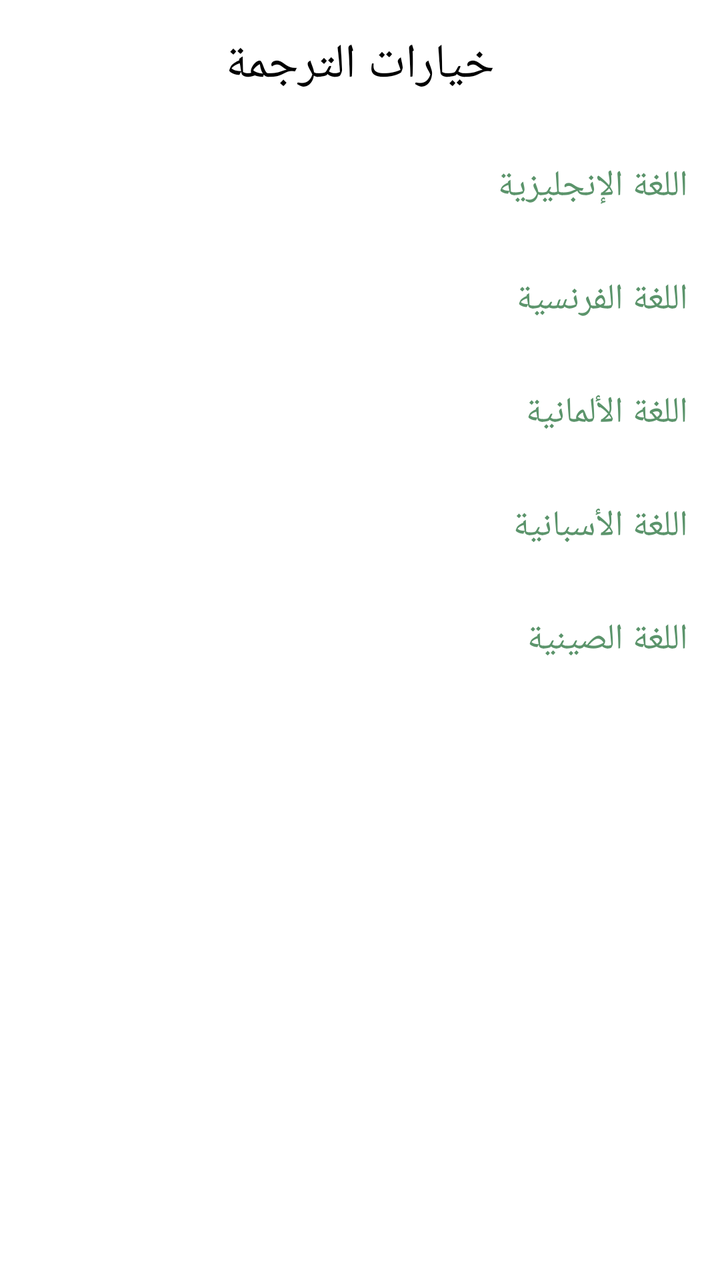
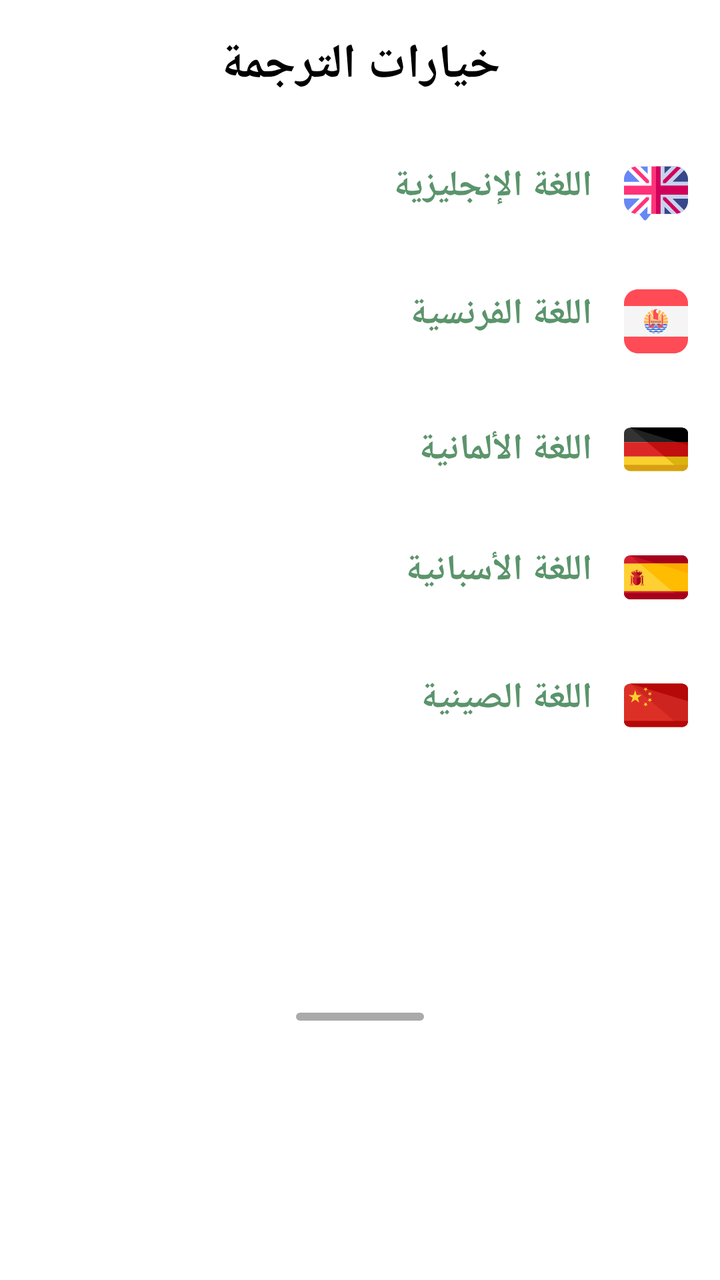

An Android layout rendered at two revisions. The XML below is the earlier revision; the diff shows what the commit changed to produce the second picture.
<!-- AndroidManifest.xml: application theme AppTheme -->
<!-- res/layout/layout_translation_options_bottom_sheet.xml -->
<?xml version="1.0" encoding="utf-8"?>
<androidx.constraintlayout.widget.ConstraintLayout xmlns:android="http://schemas.android.com/apk/res/android"
    xmlns:app="http://schemas.android.com/apk/res-auto"
    android:id="@+id/bottomsheet"
    android:layout_width="match_parent"
    android:layout_height="wrap_content">

    <com.google.android.material.textview.MaterialTextView
        android:id="@+id/title"
        android:layout_width="0dp"
        android:layout_height="wrap_content"
        android:gravity="center"
        android:paddingVertical="@dimen/vertical_margin_16"
        android:text="@string/translation_options"
        android:textColor="@android:color/black"
        android:textSize="@dimen/text_size_24"
        app:layout_constraintEnd_toEndOf="parent"
        app:layout_constraintStart_toStartOf="parent"
        app:layout_constraintTop_toTopOf="parent" />

    <com.google.android.material.textview.MaterialTextView
        android:id="@+id/english"
        android:layout_width="0dp"
        android:layout_height="wrap_content"
        android:background="@drawable/custom_ripple_color"
        android:paddingHorizontal="@dimen/vertical_margin_16"
        android:paddingVertical="@dimen/vertical_margin_16"
        android:text="@string/english"
        android:textColor="@color/colorPrimary"
        android:textSize="@dimen/text_size_18"
        app:layout_constraintEnd_toEndOf="parent"
        app:layout_constraintStart_toStartOf="parent"
        app:layout_constraintTop_toBottomOf="@+id/title" />

    <androidx.appcompat.widget.AppCompatTextView
        android:id="@+id/french"
        android:layout_width="0dp"
        android:layout_height="wrap_content"
        android:background="@drawable/custom_ripple_color"
        android:paddingHorizontal="@dimen/vertical_margin_16"
        android:paddingVertical="@dimen/vertical_margin_16"
        android:text="@string/french"
        android:textColor="@color/colorPrimary"
        android:textSize="@dimen/text_size_18"
        app:layout_constraintEnd_toEndOf="parent"
        app:layout_constraintStart_toStartOf="parent"
        app:layout_constraintTop_toBottomOf="@+id/english" />

    <com.google.android.material.textview.MaterialTextView
        android:id="@+id/german"
        android:layout_width="0dp"
        android:layout_height="wrap_content"
        android:background="@drawable/custom_ripple_color"
        android:paddingHorizontal="@dimen/vertical_margin_16"
        android:paddingVertical="@dimen/vertical_margin_16"
        android:text="@string/german"
        android:textColor="@color/colorPrimary"
        android:textSize="@dimen/text_size_18"
        app:layout_constraintEnd_toEndOf="parent"
        app:layout_constraintStart_toStartOf="parent"
        app:layout_constraintTop_toBottomOf="@+id/french" />

    <com.google.android.material.textview.MaterialTextView
        android:id="@+id/spanish"
        android:layout_width="0dp"
        android:layout_height="wrap_content"
        android:background="@drawable/custom_ripple_color"
        android:paddingHorizontal="@dimen/vertical_margin_16"
        android:paddingVertical="@dimen/vertical_margin_16"
        android:text="@string/spanish"
        android:textColor="@color/colorPrimary"
        android:textSize="@dimen/text_size_18"
        app:layout_constraintEnd_toEndOf="parent"
        app:layout_constraintStart_toStartOf="parent"
        app:layout_constraintTop_toBottomOf="@+id/german" />

    <com.google.android.material.textview.MaterialTextView
        android:id="@+id/chinese"
        android:layout_width="0dp"
        android:layout_height="wrap_content"
        android:background="@drawable/custom_ripple_color"
        android:paddingHorizontal="@dimen/vertical_margin_16"
        android:paddingVertical="@dimen/vertical_margin_16"
        android:text="@string/chinese"
        android:textColor="@color/colorPrimary"
        android:textSize="@dimen/text_size_18"
        app:layout_constraintEnd_toEndOf="parent"
        app:layout_constraintStart_toStartOf="parent"
        app:layout_constraintTop_toBottomOf="@+id/spanish" />
</androidx.constraintlayout.widget.ConstraintLayout>
<!-- resources referenced by this layout -->
<resources>
  <dimen name="text_size_18">18sp</dimen>
  <dimen name="text_size_24">24sp</dimen>
  <!-- unchanged entries left out for length: 12 -->
</resources>

<!-- the commit's change to res/layout/layout_translation_options_bottom_sheet.xml (unified diff, before → after) -->
@@ -13,7 +13,8 @@
         android:paddingVertical="@dimen/vertical_margin_16"
         android:text="@string/translation_options"
         android:textColor="@android:color/black"
-        android:textSize="@dimen/text_size_24"
+        android:textSize="@dimen/text_size_32"
+        android:textStyle="bold"
         app:layout_constraintEnd_toEndOf="parent"
         app:layout_constraintStart_toStartOf="parent"
         app:layout_constraintTop_toTopOf="parent" />
@@ -23,25 +24,31 @@
         android:layout_width="0dp"
         android:layout_height="wrap_content"
         android:background="@drawable/custom_ripple_color"
+        android:drawableEnd="@drawable/ic_english_language"
+        android:drawablePadding="@dimen/vertical_margin_16"
         android:paddingHorizontal="@dimen/vertical_margin_16"
         android:paddingVertical="@dimen/vertical_margin_16"
         android:text="@string/english"
         android:textColor="@color/colorPrimary"
         android:textSize="@dimen/text_size_18"
+        android:textStyle="bold"
         app:layout_constraintEnd_toEndOf="parent"
         app:layout_constraintStart_toStartOf="parent"
         app:layout_constraintTop_toBottomOf="@+id/title" />
 
-    <androidx.appcompat.widget.AppCompatTextView
+    <com.google.android.material.textview.MaterialTextView
         android:id="@+id/french"
         android:layout_width="0dp"
         android:layout_height="wrap_content"
         android:background="@drawable/custom_ripple_color"
+        android:drawableEnd="@drawable/ic_french"
+        android:drawablePadding="@dimen/vertical_margin_16"
         android:paddingHorizontal="@dimen/vertical_margin_16"
         android:paddingVertical="@dimen/vertical_margin_16"
         android:text="@string/french"
         android:textColor="@color/colorPrimary"
         android:textSize="@dimen/text_size_18"
+        android:textStyle="bold"
         app:layout_constraintEnd_toEndOf="parent"
         app:layout_constraintStart_toStartOf="parent"
         app:layout_constraintTop_toBottomOf="@+id/english" />
@@ -51,11 +58,15 @@
         android:layout_width="0dp"
         android:layout_height="wrap_content"
         android:background="@drawable/custom_ripple_color"
+        android:drawableEnd="@drawable/ic_germany"
+        android:drawablePadding="@dimen/vertical_margin_16"
+        android:gravity=""
         android:paddingHorizontal="@dimen/vertical_margin_16"
         android:paddingVertical="@dimen/vertical_margin_16"
         android:text="@string/german"
         android:textColor="@color/colorPrimary"
         android:textSize="@dimen/text_size_18"
+        android:textStyle="bold"
         app:layout_constraintEnd_toEndOf="parent"
         app:layout_constraintStart_toStartOf="parent"
         app:layout_constraintTop_toBottomOf="@+id/french" />
@@ -65,11 +76,14 @@
         android:layout_width="0dp"
         android:layout_height="wrap_content"
         android:background="@drawable/custom_ripple_color"
+        android:drawableEnd="@drawable/ic_spain"
+        android:drawablePadding="@dimen/vertical_margin_16"
         android:paddingHorizontal="@dimen/vertical_margin_16"
         android:paddingVertical="@dimen/vertical_margin_16"
         android:text="@string/spanish"
         android:textColor="@color/colorPrimary"
         android:textSize="@dimen/text_size_18"
+        android:textStyle="bold"
         app:layout_constraintEnd_toEndOf="parent"
         app:layout_constraintStart_toStartOf="parent"
         app:layout_constraintTop_toBottomOf="@+id/german" />
@@ -79,12 +93,26 @@
         android:layout_width="0dp"
         android:layout_height="wrap_content"
         android:background="@drawable/custom_ripple_color"
+        android:drawableEnd="@drawable/ic_china"
+        android:drawablePadding="@dimen/vertical_margin_16"
         android:paddingHorizontal="@dimen/vertical_margin_16"
         android:paddingVertical="@dimen/vertical_margin_16"
         android:text="@string/chinese"
         android:textColor="@color/colorPrimary"
         android:textSize="@dimen/text_size_18"
+        android:textStyle="bold"
         app:layout_constraintEnd_toEndOf="parent"
         app:layout_constraintStart_toStartOf="parent"
         app:layout_constraintTop_toBottomOf="@+id/spanish" />
+
+    <View
+        android:id="@+id/view"
+        android:layout_width="64dp"
+        android:layout_height="@dimen/card_corner_radius_4"
+        android:layout_marginBottom="@dimen/card_corner_radius_8"
+        android:background="@drawable/sheet_shape"
+        app:layout_constraintBottom_toBottomOf="parent"
+        app:layout_constraintEnd_toEndOf="parent"
+        app:layout_constraintStart_toStartOf="parent"
+        app:layout_constraintTop_toBottomOf="@+id/chinese" />
 </androidx.constraintlayout.widget.ConstraintLayout>
<!-- resource entries referenced after the edit -->
@@ -1,7 +1,93 @@
 <!-- resources referenced by this layout -->
 <resources>
+  <dimen name="card_corner_radius_4">4dp</dimen>
+  <dimen name="card_corner_radius_8">8dp</dimen>
   <dimen name="text_size_18">18sp</dimen>
-  <dimen name="text_size_24">24sp</dimen>
+  <dimen name="text_size_32">24sp</dimen>
+  <!-- drawable ic_china (drawable) -->
+  <vector xmlns:android="http://schemas.android.com/apk/res/android"
+      android:width="@dimen/vertical_margin_32"
+      android:height="@dimen/vertical_margin_32"
+      android:viewportWidth="496"
+      android:viewportHeight="496">
+      <path
+          android:fillColor="#DC3027"
+          android:pathData="M496,369.6c0,27.2 -21.6,46.4 -48,46.4H48c-26.4,0 -48,-19.2 -48,-46.4V126.4C0,99.2 21.6,80 48,80h400c26.4,0 48,19.2 48,46.4V369.6z" />
+      <path
+          android:fillColor="#CE2420"
+          android:pathData="M48,80h400c26.4,0 48,19.2 48,46.4v243.2c0,27.2 -25.6,46.4 -52,46.4" />
+      <path
+          android:fillColor="#B50808"
+          android:pathData="M48,80h400c26.4,0 48,19.2 48,46.4V216" />
+      <path
+          android:fillColor="#B50808"
+          android:pathData="M496,368.8c0,29.6 -21.6,47.2 -48,47.2H48c-26.4,0 -48,-20.8 -48,-48" />
+      <path
+          android:fillColor="#F8D12E"
+          android:pathData="M86.4,130.4l12,37.6l39.2,0l-31.2,22.4l12,36.8l-32,-23.2l-31.2,22.4l12,-36l-32,-22.4l39.2,0z" />
+      <path
+          android:fillColor="#F7B92F"
+          android:pathData="M177.6,108l-3.2,12.8l11.2,8l-13.6,0l-4,13.6l-4.8,-13.6l-13.6,0.8l11.2,-8l-4.8,-12.8l11.2,7.2z" />
+      <path
+          android:fillColor="#F8D12E"
+          android:pathData="M177.6,224.8l-3.2,12.8l11.2,8l-13.6,0.8l-4,12.8l-4.8,-12.8l-13.6,0l11.2,-8l-4.8,-12.8l11.2,7.2z" />
+      <path
+          android:fillColor="#F7B92F"
+          android:pathData="M211.2,143.2l-4,13.6l11.2,7.2l-13.6,0.8l-4,12.8l-4,-12.8l-13.6,0.8l10.4,-8.8l-4.8,-12.8l11.2,8z" />
+      <path
+          android:fillColor="#F8D12E"
+          android:pathData="M211.2,191.2l-4,12.8l11.2,8l-13.6,0l-4,13.6l-4,-12.8l-13.6,0l10.4,-8l-4.8,-12.8l11.2,7.2z" />
+  </vector>
+  <!-- drawable ic_english_language: vector/xml drawable (drawable, 2798 chars, omitted) -->
+  <!-- drawable ic_french: vector/xml drawable (drawable, 9290 chars, omitted) -->
+  <!-- drawable ic_germany (drawable) -->
+  <vector xmlns:android="http://schemas.android.com/apk/res/android"
+      android:width="@dimen/vertical_margin_32"
+      android:height="@dimen/vertical_margin_32"
+      android:viewportWidth="496"
+      android:viewportHeight="496">
+    <path
+        android:pathData="M0,304v65.6C0,396.8 21.6,416 48,416h400c26.4,0 48,-19.2 48,-46.4V304H0z"
+        android:fillColor="#F8D12E"/>
+    <path
+        android:pathData="M448,80H48C21.6,80 0,99.2 0,126.4V192h496v-65.6C496,99.2 474.4,80 448,80z"
+        android:fillColor="#333333"/>
+    <path
+        android:pathData="M0,192h496v112h-496z"
+        android:fillColor="#DB2727"/>
+    <path
+        android:pathData="M446.4,416c26.4,0 49.6,-19.2 49.6,-46.4V304H315.2L446.4,416z"
+        android:fillColor="#DBB30F"/>
+    <path
+        android:pathData="M448,80H48l132.8,112H496v-65.6C496,99.2 474.4,80 448,80z"
+        android:fillColor="#202121"/>
+    <path
+        android:pathData="M316,304l180,0l0,-112l-316,0z"
+        android:fillColor="#C10E0E"/>
+    <path
+        android:fillColor="#FF000000"
+        android:pathData="M448,80H48l370.4,112H496v-65.6C496,99.2 474.4,80 448,80z"/>
+    <path
+        android:pathData="M496,214.4l0,-22.4l-81.6,0z"
+        android:fillColor="#A00808"/>
+    <path
+        android:pathData="M496,368.8c0,29.6 -21.6,47.2 -48,47.2H48c-26.4,0 -48,-20.8 -48,-48"
+        android:fillColor="#D89F12"/>
+  </vector>
+  <!-- drawable ic_spain: vector/xml drawable (drawable, 20225 chars, omitted) -->
+  <!-- drawable sheet_shape (drawable) -->
+  <?xml version="1.0" encoding="utf-8"?>
+  <shape xmlns:android="http://schemas.android.com/apk/res/android"
+      android:shape="rectangle">
+      <solid android:color="@android:color/darker_gray" />
+      <corners android:radius="@dimen/vertical_margin_32" />
+      <size
+          android:width="60dp"
+          android:height="4dp" />
+  
+  
+  </shape>
+  <dimen name="vertical_margin_32">32dp</dimen>
   <!-- unchanged entries left out for length: 12 -->
 </resources>
 
